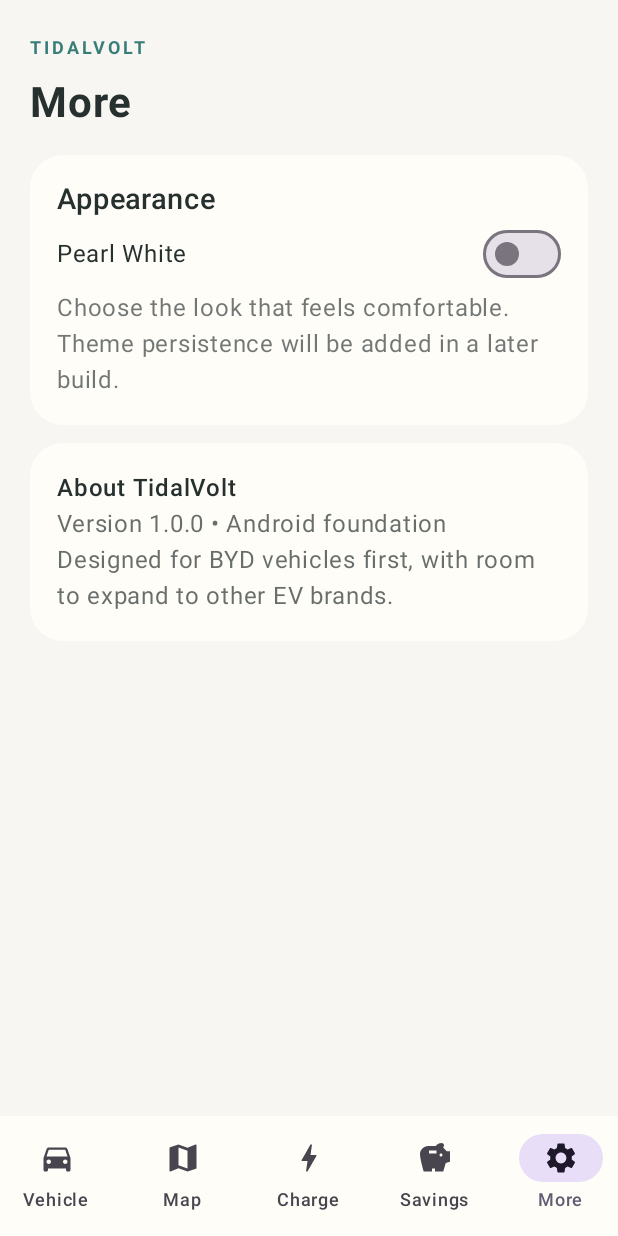
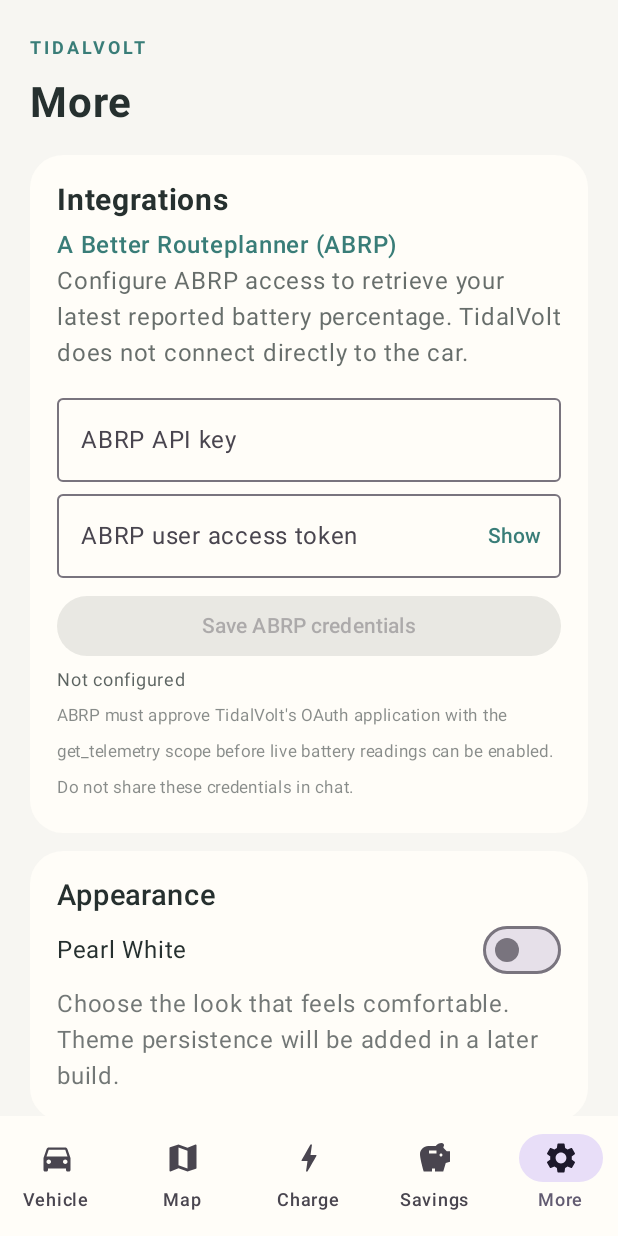
Before and after one commit to cryptomike87/TidalVolt-Ev-mate, an Android app built with Jetpack Compose: the screen it shows after launch (MainActivity), item 5 of the bottom bar chosen, on a phone screen of 412 x 824 dp. Run offline under Robolectric (Android 15) with nearby library versions, the phone set to English and light mode, and no system bars.

Commit message:
feat: add ABRP integration settings for telemetry access

```diff
--- a/app/src/main/java/com/tidalvolt/app/MainActivity.kt
+++ b/app/src/main/java/com/tidalvolt/app/MainActivity.kt
@@ -2,6 +2,7 @@ package com.tidalvolt.app
 
 import android.os.Bundle
 import android.content.Context
+import androidx.compose.ui.text.input.PasswordVisualTransformation
 import java.text.SimpleDateFormat
 import java.util.Date
 import java.util.Locale
@@ -267,6 +268,8 @@ private fun SavingsScreen(card: Color, fg: Color, accent: Color) {
 
 @Composable
 private fun MoreScreen(card: Color, fg: Color, accent: Color, dark: Boolean, setDark: (Boolean)->Unit) {
+    AbrpSettingsPanel(card, fg, accent)
+    Spacer(Modifier.height(12.dp))
     Panel(card) {
         Text("Appearance", color = fg, fontWeight = FontWeight.SemiBold, fontSize = 19.sp)
         Row(Modifier.fillMaxWidth(), verticalAlignment = Alignment.CenterVertically, horizontalArrangement = Arrangement.SpaceBetween) {
@@ -282,3 +285,25 @@ private fun MoreScreen(card: Color, fg: Color, accent: Color, dark: Boolean, set
         Text("Designed for BYD vehicles first, with room to expand to other EV brands.", color = fg.copy(alpha=.7f))
     }
 }
+
+@Composable
+private fun AbrpSettingsPanel(card: Color, fg: Color, accent: Color) {
+    val context = androidx.compose.ui.platform.LocalContext.current
+    val prefs = remember { context.getSharedPreferences("tidalvolt_abrp", Context.MODE_PRIVATE) }
+    var apiKey by remember { mutableStateOf(prefs.getString("api_key", "") ?: "") }
+    var userToken by remember { mutableStateOf(prefs.getString("user_token", "") ?: "") }
+    var showToken by remember { mutableStateOf(false) }
+    Panel(card) {
+        Text("Integrations", color = fg, fontSize = 20.sp, fontWeight = FontWeight.Bold)
+        Spacer(Modifier.height(6.dp))
+        Text("A Better Routeplanner (ABRP)", color = accent, fontWeight = FontWeight.SemiBold)
+        Text("Configure ABRP access to retrieve your latest reported battery percentage. TidalVolt does not connect directly to the car.", color = fg.copy(alpha=.7f))
+        Spacer(Modifier.height(10.dp))
+        OutlinedTextField(value = apiKey, onValueChange = { apiKey = it }, label = { Text("ABRP API key") }, singleLine = true, visualTransformation = PasswordVisualTransformation(), modifier = Modifier.fillMaxWidth())
+        OutlinedTextField(value = userToken, onValueChange = { userToken = it }, label = { Text("ABRP user access token") }, singleLine = true, visualTransformation = if (showToken) androidx.compose.ui.text.input.VisualTransformation.None else PasswordVisualTransformation(), trailingIcon = { TextButton(onClick = { showToken = !showToken }) { Text(if (showToken) "Hide" else "Show") } }, modifier = Modifier.fillMaxWidth())
+        Spacer(Modifier.height(8.dp))
+        Button(onClick = { prefs.edit().putString("api_key", apiKey.trim()).putString("user_token", userToken.trim()).apply() }, enabled = apiKey.isNotBlank() && userToken.isNotBlank(), modifier = Modifier.fillMaxWidth()) { Text("Save ABRP credentials") }
+        Text(if (apiKey.isNotBlank() && userToken.isNotBlank()) "Credentials saved on this device. Telemetry retrieval is not active yet." else "Not configured", color = fg.copy(alpha=.75f), fontSize = 12.sp)
+        Text("ABRP must approve TidalVolt's OAuth application with the get_telemetry scope before live battery readings can be enabled. Do not share these credentials in chat.", color = fg.copy(alpha=.55f), fontSize = 11.sp)
+    }
+}
```
